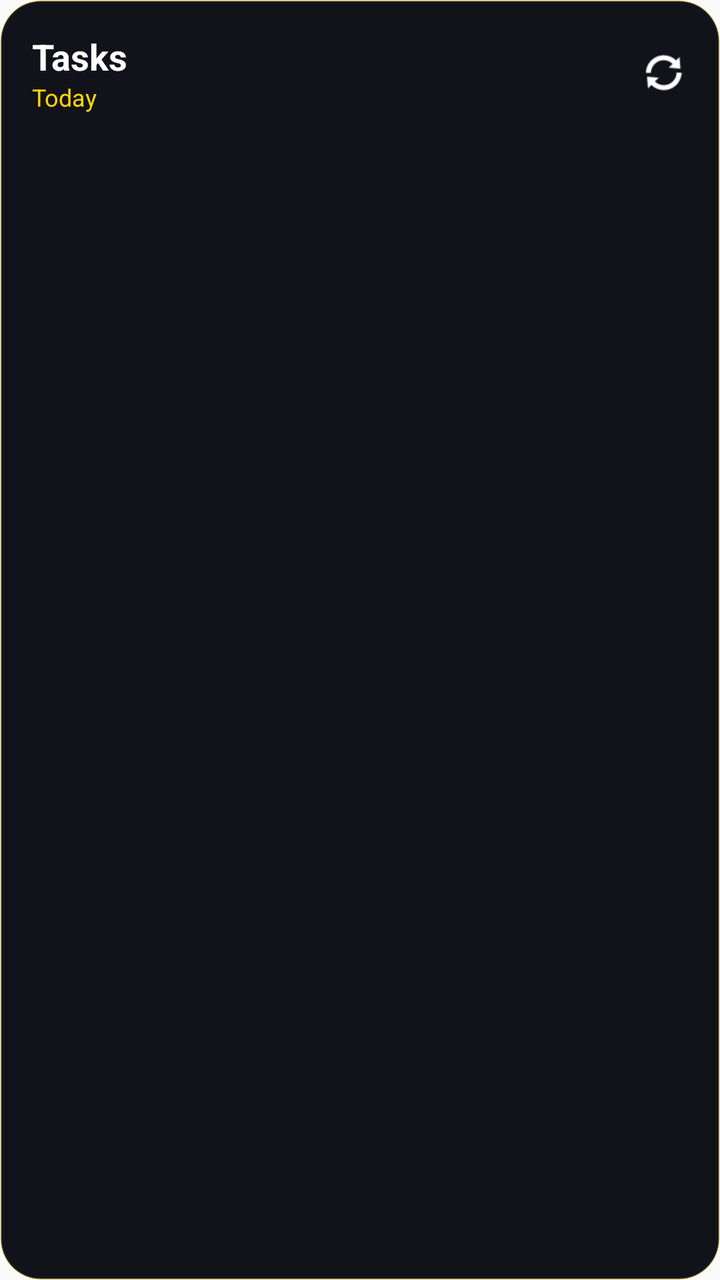
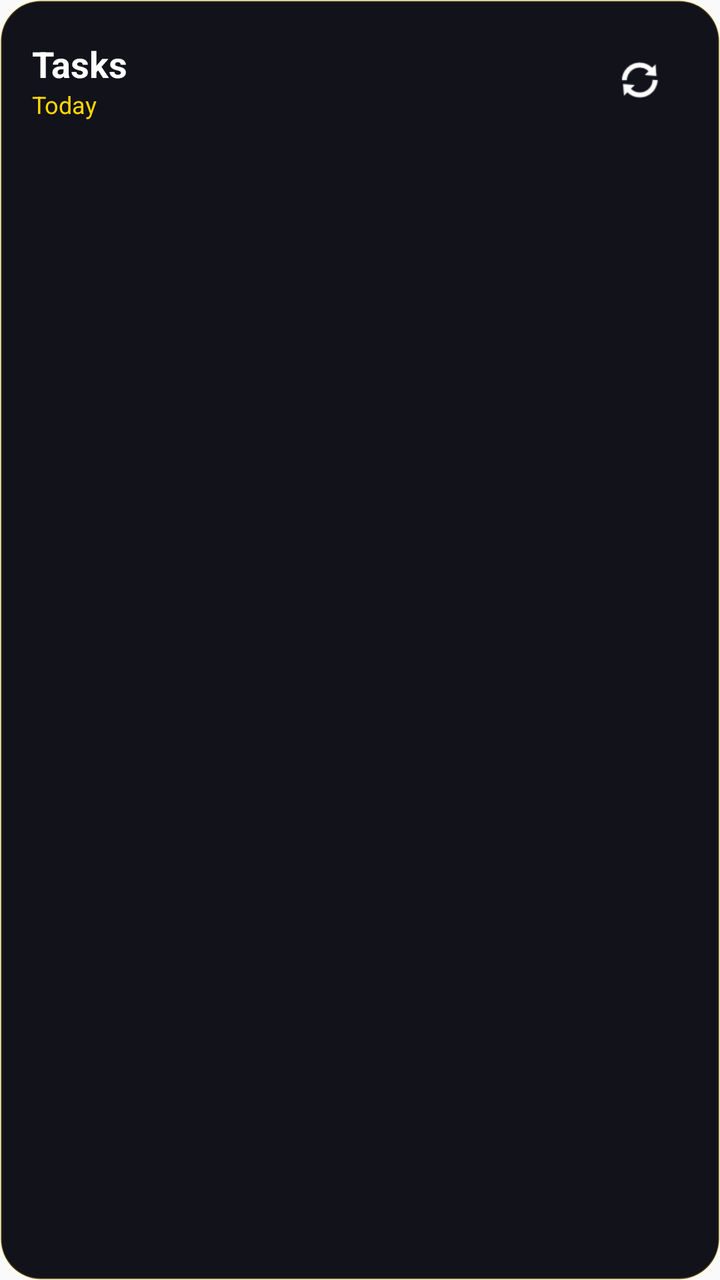

Before-and-after screenshots of an Android layout around one commit, followed by the original layout XML and the change that was made.
<!-- AndroidManifest.xml: application theme AppTheme -->
<!-- res/layout/widget_tasks.xml -->
<?xml version="1.0" encoding="utf-8"?>
<LinearLayout xmlns:android="http://schemas.android.com/apk/res/android"
    android:layout_width="match_parent"
    android:layout_height="match_parent"
    android:orientation="vertical"
    android:background="@drawable/widget_background"
    android:padding="16dp">

    <LinearLayout
        android:layout_width="match_parent"
        android:layout_height="wrap_content"
        android:orientation="horizontal"
        android:gravity="center_vertical"
        android:layout_marginBottom="12dp">

        <LinearLayout
            android:layout_width="0dp"
            android:layout_height="wrap_content"
            android:layout_weight="1"
            android:orientation="vertical">
            <TextView
                android:id="@+id/widget_tasks_title"
                android:layout_width="wrap_content"
                android:layout_height="wrap_content"
                android:text="Tasks"
                android:textColor="#FFFFFF"
                android:textSize="18sp"
                android:textStyle="bold" />

            <TextView
                android:id="@+id/widget_tasks_subtitle"
                android:layout_width="wrap_content"
                android:layout_height="wrap_content"
                android:text="Today"
                android:textColor="#FFD700"
                android:textSize="12sp" />
        </LinearLayout>

        <ImageView
            android:id="@+id/widget_refresh_button"
            android:layout_width="24dp"
            android:layout_height="24dp"
            android:src="@android:drawable/ic_popup_sync"
            android:contentDescription="Refresh"
            android:tint="#FFFFFF" />
    </LinearLayout>

    <LinearLayout
        android:id="@+id/widget_tasks_container"
        android:layout_width="match_parent"
        android:layout_height="wrap_content"
        android:orientation="vertical" />
</LinearLayout>
<!-- resources referenced by this layout -->
<resources>
  <!-- drawable widget_background (drawable) -->
  <?xml version="1.0" encoding="utf-8"?>
  <shape xmlns:android="http://schemas.android.com/apk/res/android"
      android:shape="rectangle">
      <solid android:color="#12121A" />
      <corners android:radius="20dp" />
      <stroke android:width="1dp" android:color="#33FFD700" />
  </shape>
  <style name="AppTheme" parent="Theme.AppCompat.Light.DarkActionBar">
          
          <item name="colorPrimary">@color/colorPrimary</item>
          <item name="colorPrimaryDark">@color/colorPrimaryDark</item>
          <item name="colorAccent">@color/colorAccent</item>
      </style>
</resources>

<!-- the commit's change to res/layout/widget_tasks.xml (unified diff, before → after) -->
@@ -38,8 +38,9 @@
 
         <ImageView
             android:id="@+id/widget_refresh_button"
-            android:layout_width="24dp"
-            android:layout_height="24dp"
+            android:layout_width="48dp"
+            android:layout_height="48dp"
+            android:padding="12dp"
             android:src="@android:drawable/ic_popup_sync"
             android:contentDescription="Refresh"
             android:tint="#FFFFFF" />
